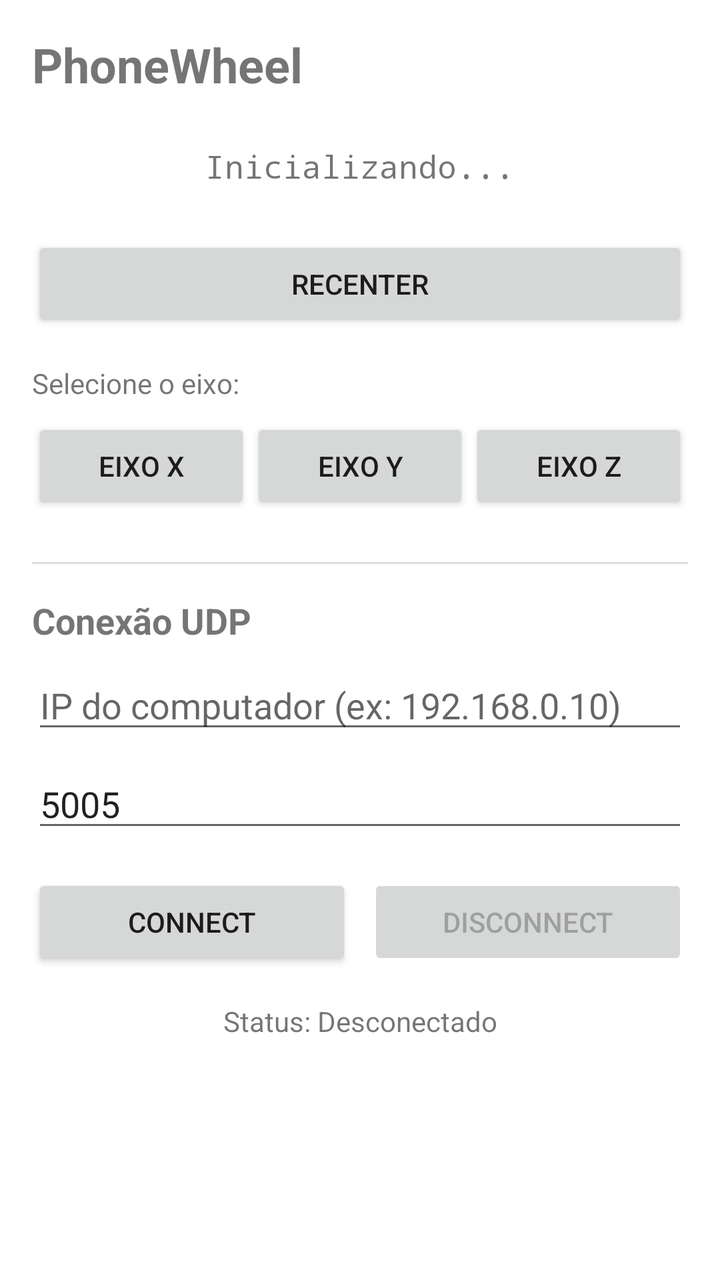
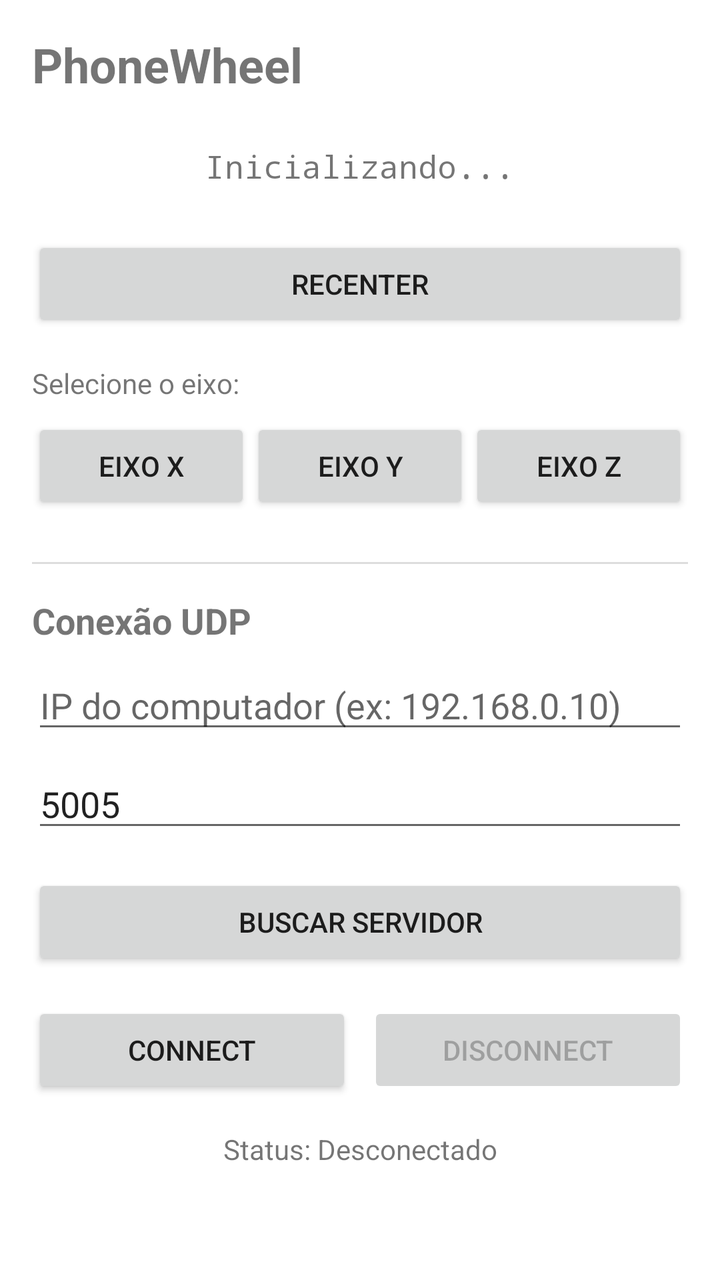

Before-and-after screenshots of an Android layout around one commit, followed by the original layout XML and the change that was made.
<!-- AndroidManifest.xml: application theme Theme.PhoneWheel -->
<!-- res/layout/activity_main.xml -->
<?xml version="1.0" encoding="utf-8"?>
<ScrollView xmlns:android="http://schemas.android.com/apk/res/android"
    xmlns:app="http://schemas.android.com/apk/res-auto"
    xmlns:tools="http://schemas.android.com/tools"
    android:layout_width="match_parent"
    android:layout_height="match_parent">

    <LinearLayout
        android:layout_width="match_parent"
        android:layout_height="wrap_content"
        android:orientation="vertical"
        android:padding="16dp"
        tools:context=".MainActivity">

        <TextView
            android:layout_width="wrap_content"
            android:layout_height="wrap_content"
            android:text="@string/app_name"
            android:textSize="24sp"
            android:textStyle="bold"
            android:layout_marginBottom="24dp" />

        <TextView
            android:id="@+id/textViewStatus"
            android:layout_width="match_parent"
            android:layout_height="wrap_content"
            android:text="@string/app_status"
            android:textSize="16sp"
            android:fontFamily="monospace"
            android:layout_marginBottom="24dp"
            android:gravity="center" />

        <Button
            android:id="@+id/buttonRecenter"
            android:layout_width="match_parent"
            android:layout_height="wrap_content"
            android:text="Recenter"
            android:layout_marginBottom="16dp" />

        <TextView
            android:layout_width="wrap_content"
            android:layout_height="wrap_content"
            android:text="Selecione o eixo:"
            android:textSize="14sp"
            android:layout_marginBottom="8dp" />

        <LinearLayout
            android:layout_width="match_parent"
            android:layout_height="wrap_content"
            android:orientation="horizontal"
            android:layout_marginBottom="24dp">

            <Button
                android:id="@+id/buttonAxisX"
                android:layout_width="0dp"
                android:layout_height="wrap_content"
                android:layout_weight="1"
                android:text="Eixo X" />

            <Button
                android:id="@+id/buttonAxisY"
                android:layout_width="0dp"
                android:layout_height="wrap_content"
                android:layout_weight="1"
                android:text="Eixo Y" />

            <Button
                android:id="@+id/buttonAxisZ"
                android:layout_width="0dp"
                android:layout_height="wrap_content"
                android:layout_weight="1"
                android:text="Eixo Z" />

        </LinearLayout>

        <View
            android:layout_width="match_parent"
            android:layout_height="1dp"
            android:background="#DDDDDD"
            android:layout_marginBottom="16dp" />

        <TextView
            android:layout_width="wrap_content"
            android:layout_height="wrap_content"
            android:text="Conexão UDP"
            android:textSize="18sp"
            android:textStyle="bold"
            android:layout_marginBottom="8dp" />

        <EditText
            android:id="@+id/editTextIp"
            android:layout_width="match_parent"
            android:layout_height="wrap_content"
            android:hint="IP do computador (ex: 192.168.0.10)"
            android:inputType="text"
            android:layout_marginBottom="8dp" />

        <EditText
            android:id="@+id/editTextPort"
            android:layout_width="match_parent"
            android:layout_height="wrap_content"
            android:hint="Porta (padrão: 5005)"
            android:inputType="number"
            android:text="5005"
            android:layout_marginBottom="16dp" />

        <LinearLayout
            android:layout_width="match_parent"
            android:layout_height="wrap_content"
            android:orientation="horizontal"
            android:layout_marginBottom="16dp">

            <Button
                android:id="@+id/buttonConnect"
                android:layout_width="0dp"
                android:layout_height="wrap_content"
                android:layout_weight="1"
                android:layout_marginEnd="8dp"
                android:text="Connect" />

            <Button
                android:id="@+id/buttonDisconnect"
                android:layout_width="0dp"
                android:layout_height="wrap_content"
                android:layout_weight="1"
                android:enabled="false"
                android:text="Disconnect" />

        </LinearLayout>

        <TextView
            android:id="@+id/textViewConnectionStatus"
            android:layout_width="match_parent"
            android:layout_height="wrap_content"
            android:text="Status: Desconectado"
            android:textSize="14sp"
            android:gravity="center" />

    </LinearLayout>

</ScrollView>
<!-- resources referenced by this layout -->
<resources>
  <string name="app_name">PhoneWheel</string>
  <string name="app_status">Inicializando...</string>
  <style name="Theme.PhoneWheel" parent="Theme.MaterialComponents.Light.DarkActionBar">
          
          <item name="colorPrimary">@color/purple_500</item>
          <item name="colorPrimaryVariant">@color/purple_700</item>
          <item name="colorSecondary">@color/teal_200</item>
          <item name="colorSecondaryVariant">@color/teal_700</item>
          
          <item name="android:statusBarColor">?attr/colorPrimaryVariant</item>
          
      </style>
  <color name="purple_500">#FF6200EE</color>
  <color name="purple_700">#FF3700B3</color>
  <color name="teal_200">#FF03DAC5</color>
  <color name="teal_700">#FF018786</color>
</resources>

<!-- the commit's change to res/layout/activity_main.xml (unified diff, before → after) -->
@@ -104,6 +104,13 @@
             android:text="5005"
             android:layout_marginBottom="16dp" />
 
+        <Button
+            android:id="@+id/buttonDiscover"
+            android:layout_width="match_parent"
+            android:layout_height="wrap_content"
+            android:text="Buscar servidor"
+            android:layout_marginBottom="16dp" />
+
         <LinearLayout
             android:layout_width="match_parent"
             android:layout_height="wrap_content"
